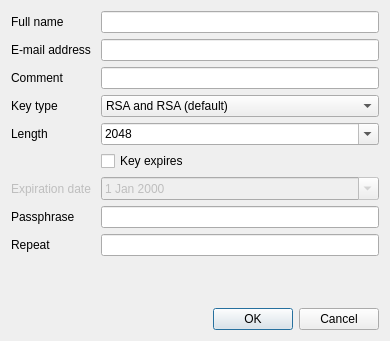
First picture: the form in generic/gnupgplugin/addkeydlg.ui, repository psi-im/plugins, before the edit.
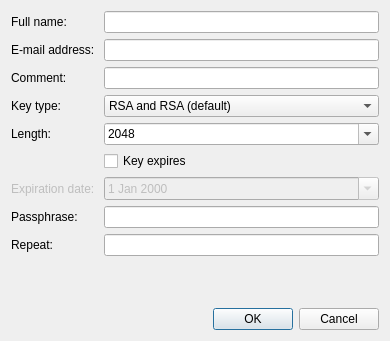
Second picture: the form after the edit.

Commit message: GnuPG plugin. Added colons to Generating a new key pair dialog.

The edit to the form file:
```diff
--- a/generic/gnupgplugin/addkeydlg.ui
+++ b/generic/gnupgplugin/addkeydlg.ui
@@ -20,14 +20,14 @@
    <item row="1" column="0">
     <widget class="QLabel" name="label_4">
      <property name="text">
-      <string>E-mail address </string>
+      <string>E-mail address: </string>
      </property>
     </widget>
    </item>
    <item row="4" column="0">
     <widget class="QLabel" name="label_2">
      <property name="text">
-      <string>Length </string>
+      <string>Length: </string>
      </property>
     </widget>
    </item>
@@ -50,7 +50,7 @@
    <item row="2" column="0">
     <widget class="QLabel" name="label_5">
      <property name="text">
-      <string>Comment </string>
+      <string>Comment: </string>
      </property>
     </widget>
    </item>
@@ -73,7 +73,7 @@
    <item row="0" column="0">
     <widget class="QLabel" name="label_3">
      <property name="text">
-      <string>Full name </string>
+      <string>Full name: </string>
      </property>
     </widget>
    </item>
@@ -93,7 +93,7 @@
       <bool>false</bool>
      </property>
      <property name="text">
-      <string>Expiration date </string>
+      <string>Expiration date: </string>
      </property>
     </widget>
    </item>
@@ -124,7 +124,7 @@
    <item row="3" column="0">
     <widget class="QLabel" name="label">
      <property name="text">
-      <string>Key type </string>
+      <string>Key type: </string>
      </property>
     </widget>
    </item>
@@ -168,14 +168,14 @@
    <item row="7" column="0">
     <widget class="QLabel" name="label_7">
      <property name="text">
-      <string>Passphrase </string>
+      <string>Passphrase: </string>
      </property>
     </widget>
    </item>
    <item row="8" column="0">
     <widget class="QLabel" name="label_8">
      <property name="text">
-      <string>Repeat </string>
+      <string>Repeat: </string>
      </property>
     </widget>
    </item>
```
The commit also changes 2 other files.
